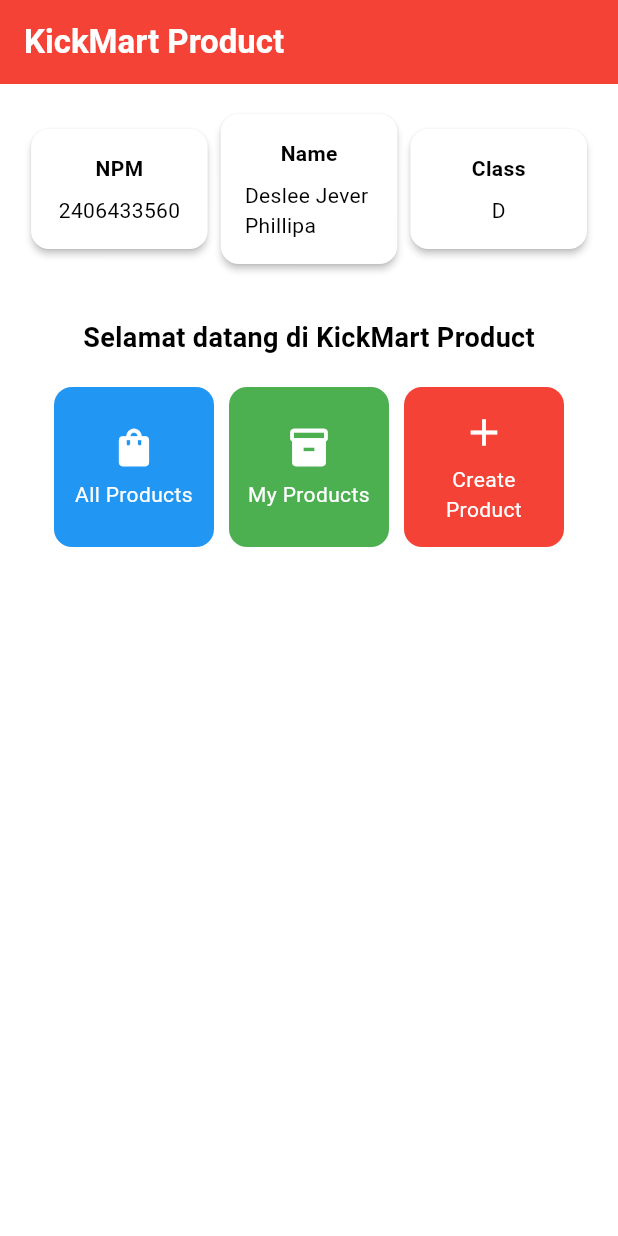
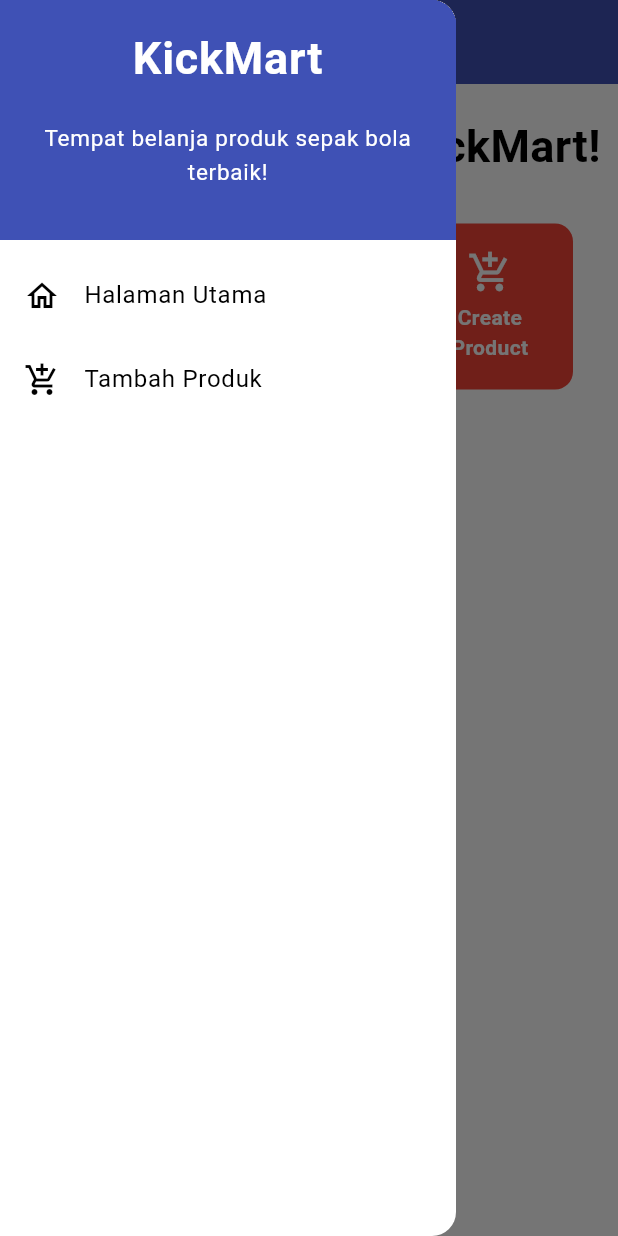
Before and after one commit to lleopie306/kickmart-mobile, a Flutter app: the screen it shows after launch, with the side drawer open (before the commit the screen has no drawer), on a phone screen of 412 x 824 dp. Run offline on Flutter 3.47's test engine with Material 3 defaults, Android fonts, the phone set to English and light mode, and no system bars.

Commit message:
Menyelesaikan tugas 8

```diff
--- a/lib/main.dart
+++ b/lib/main.dart
@@ -1,5 +1,5 @@
 import 'package:flutter/material.dart';
-import 'package:kickmart_product/menu.dart';
+import 'package:kickmart_product/screens/menu.dart';
 
 void main() {
   runApp(const MyApp());
--- a/lib/menu.dart
+++ /dev/null
@@ -1,190 +0,0 @@
-import 'package:flutter/material.dart';
-
-class MyHomePage extends StatelessWidget {
-  MyHomePage({super.key});
-
-  final String nama = "Deslee Jever Phillipa"; //nama
-  final String npm = "2406433560"; //npm
-  final String kelas = "D"; //kelas
-
-  final List<ItemHomepage> items = [
-    ItemHomepage("All Products", Icons.shopping_bag, Colors.blue),
-    ItemHomepage("My Products", Icons.inventory_2, Colors.green),
-    ItemHomepage("Create Product", Icons.add, Colors.red),
-  ];
-
-  @override
-  Widget build(BuildContext context) {
-    return Scaffold(
-      // AppBar adalah bagian atas halaman yang menampilkan judul.
-      appBar: AppBar(
-        // Judul aplikasi "KickMart Product" dengan teks putih dan tebal.
-        title: const Text(
-          'KickMart Product',
-          style: TextStyle(
-            color: Colors.white,
-            fontWeight: FontWeight.bold,
-          ),
-        ),
-        // Warna latar belakang AppBar diambil dari skema warna tema aplikasi.
-        backgroundColor: Theme.of(context).colorScheme.primary,
-      ),
-      // Body halaman dengan padding di sekelilingnya.
-      body: Padding(
-        padding: const EdgeInsets.all(16.0),
-        // Menyusun widget secara vertikal dalam sebuah kolom.
-        child: SingleChildScrollView(
-          child: Column(
-            crossAxisAlignment: CrossAxisAlignment.center,
-            children: [
-              // Row untuk menampilkan 3 InfoCard secara horizontal.
-              Row(
-                mainAxisAlignment: MainAxisAlignment.spaceEvenly,
-                children: [
-                  InfoCard(title: 'NPM', content: npm),
-                  InfoCard(title: 'Name', content: nama),
-                  InfoCard(title: 'Class', content: kelas),
-                ],
-              ),
-
-              // Memberikan jarak vertikal 16 unit.
-              const SizedBox(height: 16.0),
-
-              // Menempatkan widget berikutnya di tengah halaman.
-              Center(
-                child: Column(
-                  // Menyusun teks dan grid item secara vertikal.
-
-                  children: [
-                    // Menampilkan teks sambutan dengan gaya tebal dan ukuran 18.
-                    const Padding(
-                      padding: EdgeInsets.only(top: 16.0),
-                      child: Text(
-                        'Selamat datang di KickMart Product',
-                        style: TextStyle(
-                          fontWeight: FontWeight.bold,
-                          fontSize: 18.0,
-                        ),
-                      ),
-                    ),
-
-                    // Grid untuk menampilkan ItemCard dalam bentuk grid 3 kolom.
-                    GridView.count(
-                      primary: true,
-                      padding: const EdgeInsets.all(20),
-                      crossAxisSpacing: 10,
-                      mainAxisSpacing: 10,
-                      crossAxisCount: 3,
-                      // Agar grid menyesuaikan tinggi kontennya.
-                      shrinkWrap: true,
-
-                      // Menampilkan ItemCard untuk setiap item dalam list items.
-                      children: items.map((ItemHomepage item) {
-                        return ItemCard(item);
-                      }).toList(),
-                    ),
-                  ],
-                ),
-              ),
-            ],
-          ),
-        ),
-      ),
-    );
-  }
-}
-
-class InfoCard extends StatelessWidget {
-  // Kartu informasi yang menampilkan title dan content.
-
-  final String title;  // Judul kartu.
-  final String content;  // Isi kartu.
-
-  const InfoCard({super.key, required this.title, required this.content});
-
-  @override
-  Widget build(BuildContext context) {
-    return Card(
-      // Membuat kotak kartu dengan bayangan dibawahnya.
-      elevation: 2.0,
-      child: Container(
-        // Mengatur ukuran dan jarak di dalam kartu.
-        width: MediaQuery.of(context).size.width / 3.5, // menyesuaikan dengan lebar device yang digunakan.
-        padding: const EdgeInsets.all(16.0),
-        // Menyusun title dan content secara vertikal.
-        child: Column(
-          children: [
-            Text(
-              title,
-              style: const TextStyle(fontWeight: FontWeight.bold),
-            ),
-            const SizedBox(height: 8.0),
-            Text(content),
-          ],
-        ),
-      ),
-    );
-  }
-}
-
-class ItemHomepage {
-  final String name;
-  final IconData icon;
-  final Color color;
-
-  ItemHomepage(this.name, this.icon, this.color);
-}
-
-class ItemCard extends StatelessWidget {
-  // Menampilkan kartu dengan ikon dan nama.
-
-  final ItemHomepage item;
-
-  const ItemCard(this.item, {super.key});
-
-  @override
-  Widget build(BuildContext context) {
-    return Material(
-      // Menentukan warna latar belakang dari tema aplikasi.
-      color: item.color,
-      // Membuat sudut kartu melengkung.
-      borderRadius: BorderRadius.circular(12),
-
-      child: InkWell(
-        // Aksi ketika kartu ditekan.
-        onTap: () {
-          // Menampilkan pesan SnackBar saat kartu ditekan.
-          ScaffoldMessenger.of(context)
-            ..hideCurrentSnackBar()
-            ..showSnackBar(
-              SnackBar(content: Text("Kamu telah menekan tombol ${item.name}!")),
-            );
-        },
-        // Container untuk menyimpan Icon dan Text
-        child: Container(
-          padding: const EdgeInsets.all(8),
-          child: Center(
-            child: Column(
-              // Menyusun ikon dan teks di tengah kartu.
-              mainAxisAlignment: MainAxisAlignment.center,
-              children: [
-                Icon(
-                  item.icon,
-                  color: Colors.white,
-                  size: 30.0,
-                ),
-                const Padding(padding: EdgeInsets.all(3)),
-                Text(
-                  item.name,
-                  textAlign: TextAlign.center,
-                  style: const TextStyle(color: Colors.white),
-                ),
-              ],
-            ),
-          ),
-        ),
-      ),
-    );
-  }
-
-}
--- /dev/null
+++ b/lib/screens/menu.dart
@@ -0,0 +1,59 @@
+import 'package:flutter/material.dart';
+import 'package:kickmart_product/widgets/left_drawer.dart';
+import 'package:kickmart_product/widgets/item_card.dart';
+
+class MyHomePage extends StatelessWidget {
+  MyHomePage({Key? key}) : super(key: key);
+
+  // daftar menu di homepage
+  final List<ItemHomepage> items = [
+    ItemHomepage("All Products", Icons.shopping_bag, Colors.blue),
+    ItemHomepage("My Products", Icons.inventory, Colors.green),
+    ItemHomepage("Create Product", Icons.add_shopping_cart, Colors.red),
+  ];
+
+  @override
+  Widget build(BuildContext context) {
+    return Scaffold(
+      appBar: AppBar(
+        title: const Text(
+          'KickMart',
+        ),
+        backgroundColor: Colors.indigo,
+        foregroundColor: Colors.white,
+      ),
+      drawer: const LeftDrawer(),
+      body: SingleChildScrollView(
+        child: Padding(
+          padding: const EdgeInsets.all(10.0),
+          child: Column(
+            children: <Widget>[
+              const Padding(
+                padding: EdgeInsets.only(top: 10.0, bottom: 10.0),
+                child: Text(
+                  'Selamat datang di KickMart!',
+                  textAlign: TextAlign.center,
+                  style: TextStyle(
+                    fontSize: 30,
+                    fontWeight: FontWeight.bold,
+                  ),
+                ),
+              ),
+              GridView.count(
+                primary: true,
+                padding: const EdgeInsets.all(20),
+                crossAxisSpacing: 10,
+                mainAxisSpacing: 10,
+                crossAxisCount: 3,
+                shrinkWrap: true,
+                children: items.map((ItemHomepage item) {
+                  return ItemCard(item);
+                }).toList(),
+              ),
+            ],
+          ),
+        ),
+      ),
+    );
+  }
+}
--- /dev/null
+++ b/lib/widgets/item_card.dart
@@ -0,0 +1,73 @@
+import 'package:flutter/material.dart';
+import 'package:kickmart_product/screens/productlist_form.dart';
+
+// Kelas data untuk item di homepage
+class ItemHomepage {
+  final String name;
+  final IconData icon;
+  final Color color;
+
+  ItemHomepage(this.name, this.icon, this.color);
+}
+
+// Widget kartu menu di halaman utama
+class ItemCard extends StatelessWidget {
+  final ItemHomepage item;
+
+  const ItemCard(this.item, {Key? key}) : super(key: key);
+
+  @override
+  Widget build(BuildContext context) {
+    return Material(
+      color: item.color,
+      borderRadius: BorderRadius.circular(12),
+      child: InkWell(
+        borderRadius: BorderRadius.circular(12),
+        onTap: () {
+          // munculkan SnackBar interaktif
+          ScaffoldMessenger.of(context)
+            ..hideCurrentSnackBar()
+            ..showSnackBar(
+              SnackBar(
+                content: Text("Kamu telah menekan tombol ${item.name}!"),
+              ),
+            );
+
+          // navigasi ke halaman tambah produk
+          if (item.name == "Create Product" || item.name == "Tambah Produk") {
+            Navigator.push(
+              context,
+              MaterialPageRoute(
+                builder: (context) => const ProductFormPage(),
+              ),
+            );
+          }
+        },
+        child: Container(
+          padding: const EdgeInsets.all(8),
+          child: Center(
+            child: Column(
+              mainAxisAlignment: MainAxisAlignment.center,
+              children: [
+                Icon(
+                  item.icon,
+                  color: Colors.white,
+                  size: 30.0,
+                ),
+                const SizedBox(height: 5),
+                Text(
+                  item.name,
+                  textAlign: TextAlign.center,
+                  style: const TextStyle(
+                    color: Colors.white,
+                    fontWeight: FontWeight.w600,
+                  ),
+                ),
+              ],
+            ),
+          ),
+        ),
+      ),
+    );
+  }
+}
--- /dev/null
+++ b/lib/widgets/left_drawer.dart
@@ -0,0 +1,71 @@
+import 'package:flutter/material.dart';
+import 'package:kickmart_product/screens/menu.dart';
+import 'package:kickmart_product/screens/productlist_form.dart';
+
+class LeftDrawer extends StatelessWidget {
+  const LeftDrawer({super.key});
+
+  @override
+  Widget build(BuildContext context) {
+    return Drawer(
+      child: ListView(
+        children: [
+          const DrawerHeader(
+            decoration: BoxDecoration(
+              color: Colors.indigo,
+            ),
+            child: Column(
+              children: [
+                Text(
+                  'KickMart',
+                  textAlign: TextAlign.center,
+                  style: TextStyle(
+                    fontSize: 30,
+                    fontWeight: FontWeight.bold,
+                    color: Colors.white,
+                  ),
+                ),
+                Padding(padding: EdgeInsets.all(10)),
+                Text(
+                  "Tempat belanja produk sepak bola terbaik!",
+                  textAlign: TextAlign.center,
+                  style: TextStyle(
+                    fontSize: 15,
+                    color: Colors.white,
+                    fontWeight: FontWeight.normal,
+                  ),
+                ),
+              ],
+            ),
+          ),
+          // --- Menu Halaman Utama ---
+          ListTile(
+            leading: const Icon(Icons.home_outlined),
+            title: const Text('Halaman Utama'),
+            onTap: () {
+              Navigator.pushReplacement(
+                context,
+                MaterialPageRoute(
+                  builder: (context) => MyHomePage(),
+                ),
+              );
+            },
+          ),
+          // --- Menu Tambah Produk ---
+          ListTile(
+            leading: const Icon(Icons.add_shopping_cart),
+            title: const Text('Tambah Produk'),
+            onTap: () {
+              Navigator.push(
+                context,
+                MaterialPageRoute(
+                  builder: (context) => const ProductFormPage(),
+                ),
+              );
+            },
+          ),
+        ],
+      ),
+    );
+  }
+}
```
Also changed, not shown: lib/screens/productlist_form.dart (added, +259 -0 lines), 1 other file.
